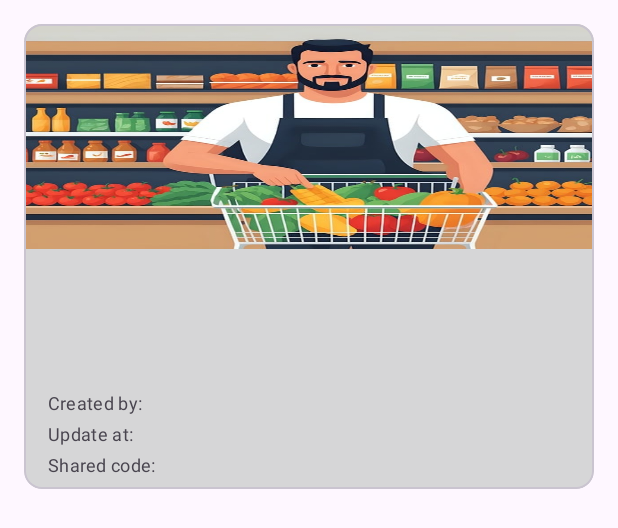
After one commit to Ariel-Dayan/groc-list-mobile, an Android app: the layout cards_list_row.xml on its own in the app's theme, with its tools: preview values and no code run, on a phone screen of 412 x 824 dp. The commit adds this screen. Shown: the top 528 px of the screen. Run offline under Robolectric (Android 15) with nearby library versions, the phone set to English and light mode, and no system bars.

Commit message:
add adapter

```diff
--- /dev/null
+++ b/app/src/main/java/com/example/groclistapp/data/adapter/card/CardViewHolder.kt
@@ -0,0 +1,42 @@
+package com.example.groclistapp.data.adapter.card
+
+import android.view.LayoutInflater
+import android.view.View
+import android.view.ViewGroup
+import android.widget.CheckBox
+import android.widget.ImageView
+import android.widget.TextView
+import androidx.recyclerview.widget.RecyclerView
+import com.example.groclistapp.R
+
+class CardViewHolder(itemView: View, listener: OnItemClickListener?): RecyclerView.ViewHolder(itemView) {
+//    private var studentNameTextView: TextView? = null
+//    private var studentIdTextView: TextView? = null
+//    private var studentCheckStatusCheckBox: CheckBox? = null
+//    private var studentProfileImageView: ImageView? = null
+//    private var student: Student? = null
+
+//    init {
+//        studentNameTextView = itemView.findViewById(R.id.tvStudentListRowName)
+//        studentIdTextView = itemView.findViewById(R.id.tvStudentListRowId)
+//        studentCheckStatusCheckBox = itemView.findViewById(R.id.cbStudentListRowCheckStatus)
+//        studentProfileImageView = itemView.findViewById(R.id.ivStudentListRowProfileImage)
+//
+//        studentCheckStatusCheckBox?.setOnClickListener {
+//            student?.isChecked = studentCheckStatusCheckBox?.isChecked ?: false
+//        }
+//
+//        itemView.setOnClickListener {
+//            listener?.onItemClick(student)
+//        }
+//    }
+
+    fun bind(card: Any?) {
+//        this.student = student
+//
+//        studentProfileImageView?.setImageResource(student?.picture ?: R.drawable.avatar)
+//        studentNameTextView?.text = student?.name
+//        studentIdTextView?.text = student?.id.toString()
+//        studentCheckStatusCheckBox?.isChecked = student?.isChecked ?: false
+    }
+}
--- /dev/null
+++ b/app/src/main/java/com/example/groclistapp/data/adapter/card/CardsRecyclerAdapter.kt
@@ -0,0 +1,21 @@
+package com.example.groclistapp.data.adapter.card
+
+import android.view.LayoutInflater
+import android.view.ViewGroup
+import androidx.recyclerview.widget.RecyclerView
+import com.example.groclistapp.R
+
+class CardsRecyclerAdapter(private val shoppingCards: MutableList<Any>?) : RecyclerView.Adapter<CardViewHolder>() {
+    var listener: OnItemClickListener? = null
+
+    override fun onCreateViewHolder(parent: ViewGroup, viewType: Int): CardViewHolder {
+        val itemView = LayoutInflater.from(parent.context).inflate(R.layout.cards_list_row, parent, false)
+        return CardViewHolder(itemView, listener)
+    }
+
+    override fun onBindViewHolder(holder: CardViewHolder, position: Int) {
+        holder.bind(shoppingCards?.get(position))
+    }
+
+    override fun getItemCount(): Int = shoppingCards?.size ?: 0
+}
--- /dev/null
+++ b/app/src/main/java/com/example/groclistapp/data/adapter/card/OnItemClickListener.kt
@@ -0,0 +1,5 @@
+package com.example.groclistapp.data.adapter.card
+
+interface OnItemClickListener {
+    fun onItemClick(card: Any?)
+}
--- /dev/null
+++ b/app/src/main/res/layout/cards_list_row.xml
@@ -0,0 +1,140 @@
+<?xml version="1.0" encoding="utf-8"?>
+<androidx.constraintlayout.widget.ConstraintLayout xmlns:android="http://schemas.android.com/apk/res/android"
+    xmlns:app="http://schemas.android.com/apk/res-auto"
+    android:layout_width="match_parent"
+    android:layout_height="wrap_content">
+
+    <com.google.android.material.card.MaterialCardView
+        android:id="@+id/mcvCardsListRow"
+        android:layout_width="0dp"
+        android:layout_height="310dp"
+        android:layout_margin="16dp"
+        android:checkable="true"
+        android:focusable="true"
+        app:cardBackgroundColor="@color/card_background"
+        app:layout_constraintEnd_toEndOf="parent"
+        app:layout_constraintStart_toStartOf="parent"
+        app:layout_constraintTop_toTopOf="parent">
+
+        <androidx.constraintlayout.widget.ConstraintLayout
+            android:layout_width="match_parent"
+            android:layout_height="match_parent">
+
+            <ImageView
+                android:id="@+id/ivCardsListRowTop"
+                android:layout_width="0dp"
+                android:layout_height="150dp"
+                android:contentDescription="@string/card_image_description"
+                android:scaleType="fitXY"
+                app:layout_constraintEnd_toEndOf="parent"
+                app:layout_constraintStart_toStartOf="parent"
+                app:layout_constraintTop_toTopOf="parent"
+                app:srcCompat="@drawable/shopping_card_placeholder" />
+
+            <TextView
+                android:id="@+id/tvCardsListRowTitle"
+                android:layout_width="wrap_content"
+                android:layout_height="wrap_content"
+                android:layout_marginStart="16dp"
+                android:layout_marginTop="8dp"
+                android:ellipsize="end"
+                android:gravity="center"
+                android:textAppearance="?attr/textAppearanceTitleMedium"
+                android:textSize="20sp"
+                app:layout_constraintStart_toStartOf="parent"
+                app:layout_constraintTop_toBottomOf="@+id/ivCardsListRowTop" />
+
+            <TextView
+                android:id="@+id/tvCardsListRowDescription"
+                android:layout_width="0dp"
+                android:layout_height="wrap_content"
+                android:layout_marginStart="16dp"
+                android:layout_marginTop="4dp"
+                android:ellipsize="end"
+                android:maxLines="2"
+                android:nestedScrollingEnabled="false"
+                android:textAppearance="?attr/textAppearanceBodyMedium"
+                android:textColor="?android:attr/textColorSecondary"
+                android:textSize="14sp"
+                app:layout_constraintEnd_toEndOf="parent"
+                app:layout_constraintStart_toStartOf="parent"
+                app:layout_constraintTop_toBottomOf="@+id/tvCardsListRowTitle" />
+
+            <TextView
+                android:id="@+id/tvCardsListRowCreatedByHint"
+                android:layout_width="wrap_content"
+                android:layout_height="wrap_content"
+                android:layout_marginStart="16dp"
+                android:layout_marginBottom="4dp"
+                android:text="@string/created_by_hint"
+                android:textAppearance="?attr/textAppearanceBodyMedium"
+                android:textColor="?android:attr/textColorSecondary"
+                android:textSize="12sp"
+                app:layout_constraintBottom_toTopOf="@+id/tvCardsListRowUpdateAtHint"
+                app:layout_constraintStart_toStartOf="parent" />
+
+            <TextView
+                android:id="@+id/tvCardsListRowCreatedByName"
+                android:layout_width="0dp"
+                android:layout_height="wrap_content"
+                android:layout_marginStart="4dp"
+                android:ellipsize="end"
+                android:singleLine="true"
+                android:textSize="12sp"
+                app:layout_constraintBaseline_toBaselineOf="@+id/tvCardsListRowCreatedByHint"
+                app:layout_constraintEnd_toEndOf="parent"
+                app:layout_constraintStart_toEndOf="@+id/tvCardsListRowCreatedByHint" />
+
+            <TextView
+                android:id="@+id/tvCardsListRowUpdateAtHint"
+                android:layout_width="wrap_content"
+                android:layout_height="0dp"
+                android:layout_marginStart="16dp"
+                android:layout_marginBottom="4dp"
+                android:text="@string/update_at_hint"
+                android:textAppearance="?attr/textAppearanceBodyMedium"
+                android:textColor="?android:attr/textColorSecondary"
+                android:textSize="12sp"
+                app:layout_constraintBottom_toTopOf="@+id/tvCardsListRowSharedCodeHint"
+                app:layout_constraintStart_toStartOf="parent" />
+
+            <TextView
+                android:id="@+id/tvCardsListRowUpdateAtTime"
+                android:layout_width="0dp"
+                android:layout_height="wrap_content"
+                android:layout_marginStart="4dp"
+                android:ellipsize="end"
+                android:singleLine="true"
+                android:textSize="12sp"
+                app:layout_constraintBaseline_toBaselineOf="@+id/tvCardsListRowUpdateAtHint"
+                app:layout_constraintEnd_toEndOf="parent"
+                app:layout_constraintStart_toEndOf="@+id/tvCardsListRowUpdateAtHint" />
+
+            <TextView
+                android:id="@+id/tvCardsListRowSharedCodeHint"
+                android:layout_width="wrap_content"
+                android:layout_height="0dp"
+                android:layout_marginStart="16dp"
+                android:layout_marginBottom="8dp"
+                android:text="@string/shared_code_hint"
+                android:textAppearance="?attr/textAppearanceBodyMedium"
+                android:textColor="?android:attr/textColorSecondary"
+                android:textSize="12sp"
+                app:layout_constraintBottom_toBottomOf="parent"
+                app:layout_constraintStart_toStartOf="parent" />
+
+            <TextView
+                android:id="@+id/tvCardsListRowSharedCodeValue"
+                android:layout_width="0dp"
+                android:layout_height="wrap_content"
+                android:layout_marginStart="4dp"
+                android:ellipsize="end"
+                android:singleLine="true"
+                android:textSize="12sp"
+                app:layout_constraintBaseline_toBaselineOf="@+id/tvCardsListRowSharedCodeHint"
+                app:layout_constraintEnd_toEndOf="parent"
+                app:layout_constraintStart_toEndOf="@+id/tvCardsListRowSharedCodeHint" />
+
+        </androidx.constraintlayout.widget.ConstraintLayout>
+    </com.google.android.material.card.MaterialCardView>
+</androidx.constraintlayout.widget.ConstraintLayout>
--- a/app/src/main/res/values/strings.xml
+++ b/app/src/main/res/values/strings.xml
@@ -21,4 +21,8 @@
     <string name="password_login_hint">Password</string>
     <string name="login">Login</string>
     <string name="sign_up_navigation_text">Don\'t have an account yet? Let\'s sign up</string>
+    <string name="card_image_description">card image</string>
+    <string name="created_by_hint">Created by:</string>
+    <string name="update_at_hint">Update at:</string>
+    <string name="shared_code_hint">Shared code:</string>
 </resources>
```
